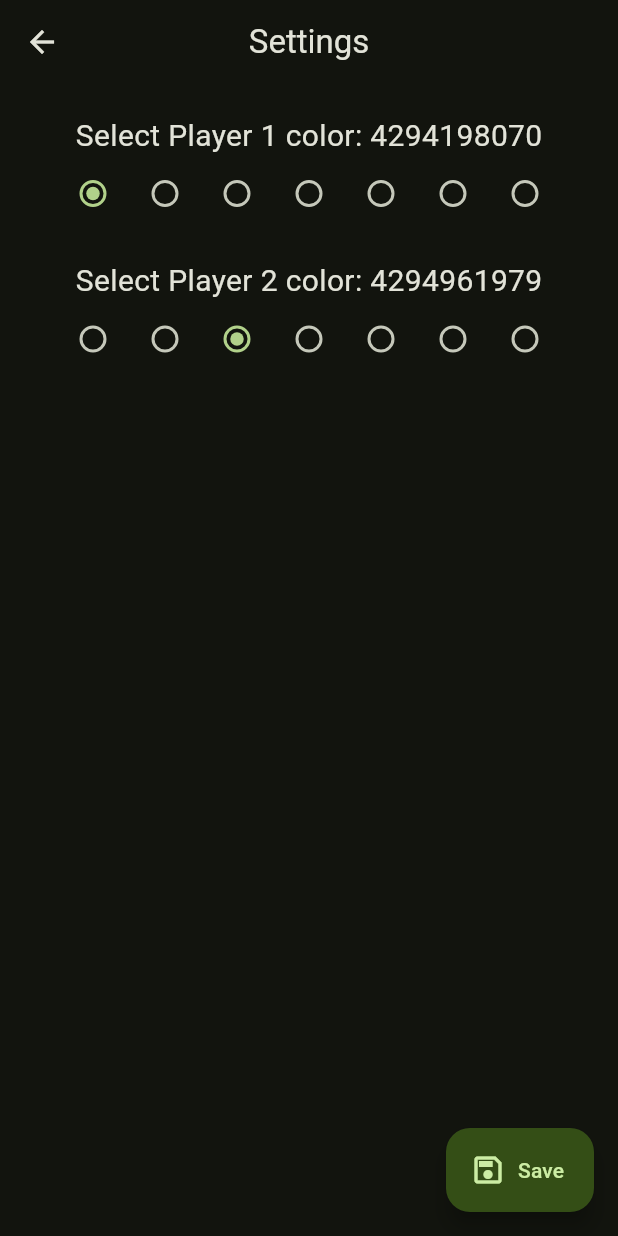
After one commit to Aayushstha03/flutterFireConnectFour, a Flutter app: the SettingsPage screen opened directly, on a phone screen of 412 x 824 dp. The commit adds this screen. Run offline on Flutter 3.47's test engine with Material 3 defaults, Android fonts, the light colour scheme and no system bars; our stand-ins replace flutter_bloc.

Commit message:
added settings page for choosing player color

```diff
--- a/lib/ScreenParts/Board.dart
+++ b/lib/ScreenParts/Board.dart
@@ -5,7 +5,7 @@ import 'Bar.dart';
 import 'cubit/cubit.dart';
 import 'cubit/state.dart';
 
-String player = "Orange";
+// String player = "Orange";
 
 class Board extends StatefulWidget {
   const Board({Key? key}) : super(key: key);
--- /dev/null
+++ b/lib/settings.dart
@@ -0,0 +1,190 @@
+import 'package:flutter/material.dart';
+
+class SettingsPage extends StatefulWidget {
+  const SettingsPage({super.key});
+
+  @override
+  State<SettingsPage> createState() => _SettingsPageState();
+}
+
+class _SettingsPageState extends State<SettingsPage> {
+  Color playerOne = Colors.red;
+  Color playerTwo = Colors.yellow;
+
+  @override
+  Widget build(BuildContext context) {
+    return Scaffold(
+      appBar: AppBar(
+        title: const Text('Settings'),
+        centerTitle: true,
+      ),
+      floatingActionButton: FloatingActionButton.extended(
+        onPressed: () {},
+        icon: const Icon(Icons.save_outlined),
+        label: const Text('Save'),
+      ),
+      body: Column(
+        children: [
+          Column(
+            children: [
+              const SizedBox(height: 20),
+              Text(
+                'Select Player 1 color: ${playerOne.value}',
+                style: const TextStyle(
+                  fontSize: 20,
+                ),
+              ),
+              Row(
+                mainAxisAlignment: MainAxisAlignment.center,
+                children: [
+                  Radio(
+                    value: Colors.red,
+                    groupValue: playerOne,
+                    onChanged: (value) {
+                      setState(() {
+                        playerOne = value as Color;
+                      });
+                    },
+                  ),
+                  Radio(
+                    value: Colors.blue,
+                    groupValue: playerOne,
+                    onChanged: (value) {
+                      setState(() {
+                        playerOne = value as Color;
+                      });
+                    },
+                  ),
+                  Radio(
+                    value: Colors.yellow,
+                    groupValue: playerOne,
+                    onChanged: (value) {
+                      setState(() {
+                        playerOne = value as Color;
+                      });
+                    },
+                  ),
+                  Radio(
+                    value: Colors.teal,
+                    groupValue: playerOne,
+                    onChanged: (value) {
+                      setState(() {
+                        playerOne = value as Color;
+                      });
+                    },
+                  ),
+                  Radio(
+                    value: Colors.green,
+                    groupValue: playerOne,
+                    onChanged: (value) {
+                      setState(() {
+                        playerOne = value as Color;
+                      });
+                    },
+                  ),
+                  Radio(
+                    value: Colors.purple,
+                    groupValue: playerOne,
+                    onChanged: (value) {
+                      setState(() {
+                        playerOne = value as Color;
+                      });
+                    },
+                  ),
+                  Radio(
+                    value: Colors.black,
+                    groupValue: playerOne,
+                    onChanged: (value) {
+                      setState(() {
+                        playerOne = value as Color;
+                      });
+                    },
+                  ),
+                ],
+              )
+            ],
+          ),
+          Column(
+            children: [
+              const SizedBox(height: 20),
+              Text(
+                'Select Player 2 color: ${playerTwo.value}',
+                style: const TextStyle(
+                  fontSize: 20,
+                ),
+              ),
+              Row(
+                mainAxisAlignment: MainAxisAlignment.center,
+                children: [
+                  Radio(
+                    value: Colors.red,
+                    groupValue: playerTwo,
+                    onChanged: (value) {
+                      setState(() {
+                        playerTwo = value as Color;
+                      });
+                    },
+                  ),
+                  Radio(
+                    value: Colors.blue,
+                    groupValue: playerTwo,
+                    onChanged: (value) {
+                      setState(() {
+                        playerTwo = value as Color;
+                      });
+                    },
+                  ),
+                  Radio(
+                    value: Colors.yellow,
+                    groupValue: playerTwo,
+                    onChanged: (value) {
+                      setState(() {
+                        playerTwo = value as Color;
+                      });
+                    },
+                  ),
+                  Radio(
+                    value: Colors.teal,
+                    groupValue: playerTwo,
+                    onChanged: (value) {
+                      setState(() {
+                        playerTwo = value as Color;
+                      });
+                    },
+                  ),
+                  Radio(
+                    value: Colors.green,
+                    groupValue: playerTwo,
+                    onChanged: (value) {
+                      setState(() {
+                        playerTwo = value as Color;
+                      });
+                    },
+                  ),
+                  Radio(
+                    value: Colors.purple,
+                    groupValue: playerTwo,
+                    onChanged: (value) {
+                      setState(() {
+                        playerTwo = value as Color;
+                      });
+                    },
+                  ),
+                  Radio(
+                    value: Colors.black,
+                    groupValue: playerTwo,
+                    onChanged: (value) {
+                      setState(() {
+                        playerTwo = value as Color;
+                      });
+                    },
+                  ),
+                ],
+              )
+            ],
+          ),
+        ],
+      ),
+    );
+  }
+}
```
Also changed, not shown: lib/ScreenParts/welcome.dart (+62 -9 lines).
